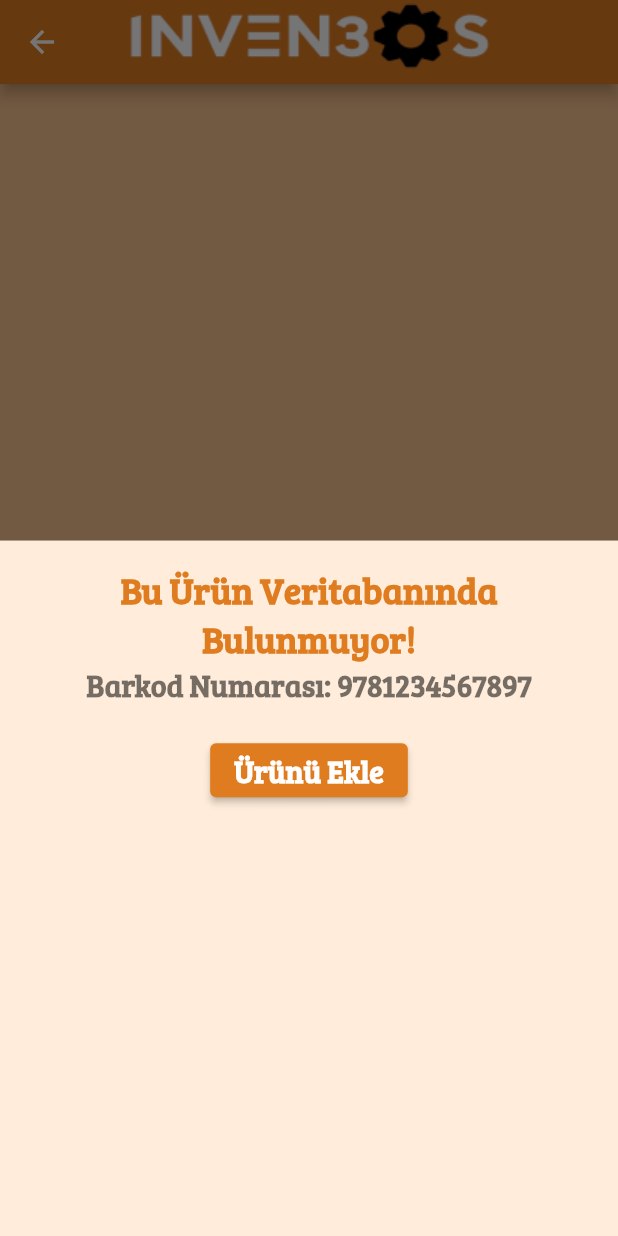
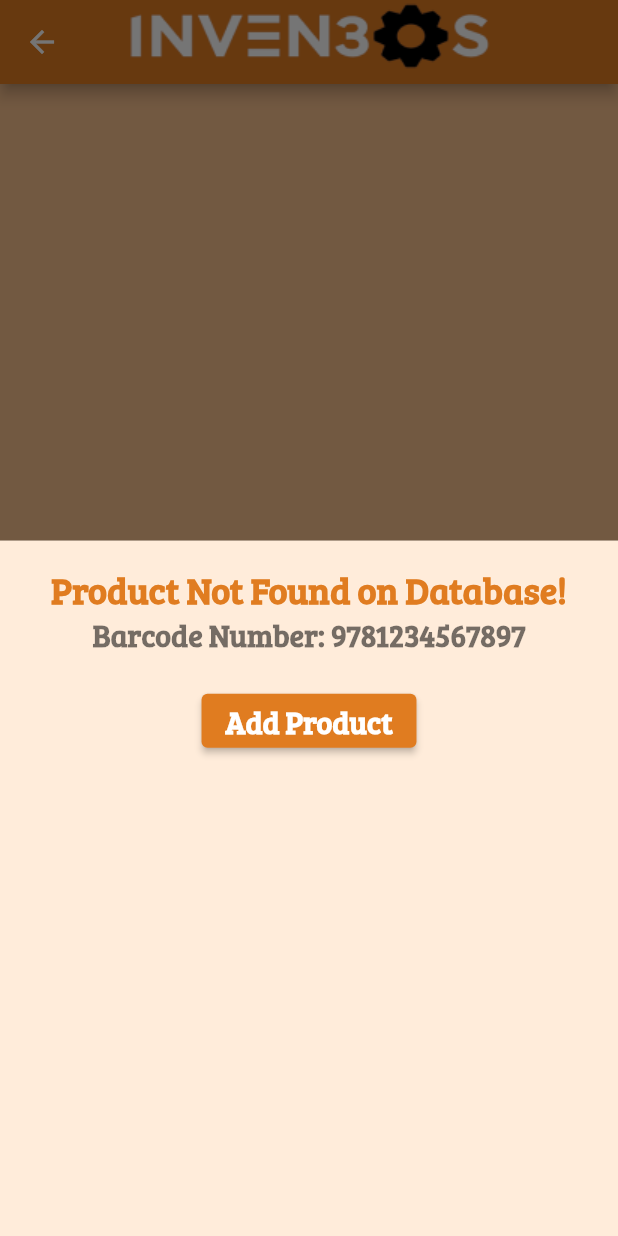
Before and after one commit to saidberk27/inven3io, a Flutter app: the InventoryScreen screen opened directly with empty values, after a tap on "Scan Barcode", on a phone screen of 412 x 824 dp. Run offline on Flutter 3.47's test engine with Material 2 defaults, Android fonts, the phone set to English and light mode, and no system bars; our stand-ins replace cloud_firestore, firebase_auth, firebase_core, shared_preferences, video_player; missing offline and left inert: simple_barcode_scanner; accounts and stored records are empty.

Commit message:
Adding new product is available.

```diff
--- /dev/null
+++ b/lib/core/shop details/inventory/add product/product.dart
@@ -0,0 +1,34 @@
+//Product Model
+class Product {
+  late String productName;
+  late String productDesc;
+  late String productBarcode;
+  late double buyPrice;
+  late double sellPrice;
+
+  Product(
+      {required this.productName,
+      required this.productDesc,
+      required this.productBarcode,
+      required this.buyPrice,
+      required this.sellPrice});
+
+  Map<String, dynamic> toJson() {
+    return {
+      "productName": productName,
+      "productDesc": productDesc,
+      "productBarcode": productBarcode,
+      "buyPrice": buyPrice,
+      "sellPrice": sellPrice
+    };
+  }
+
+  factory Product.fromJson({required Map<String, dynamic> json}) {
+    return Product(
+        productName: json["productName"],
+        productDesc: json["productDesc"],
+        productBarcode: json["productBarcode"],
+        buyPrice: json["buyPrice"],
+        sellPrice: json["sellPrice"]);
+  }
+}
--- a/lib/core/shop details/inventory/screens/inventory_screen.dart
+++ b/lib/core/shop details/inventory/screens/inventory_screen.dart
@@ -40,7 +40,7 @@ class _InventoryScreenState extends State<InventoryScreen> {
 
           if (barcodeRelatedFile["status"] == "no file found") {
             print("First Detection of Barcode");
-            warningBottomSheet(context);
+            warningBottomSheet(context, currentShopID: currentShopID);
           }
         },
       ),
@@ -50,7 +50,8 @@ class _InventoryScreenState extends State<InventoryScreen> {
     );
   }
 
-  Future<dynamic> warningBottomSheet(BuildContext context) {
+  Future<dynamic> warningBottomSheet(BuildContext context,
+      {required String currentShopID}) {
     return showModalBottomSheet(
       context: context,
       builder: (BuildContext context) {
@@ -60,23 +61,25 @@ class _InventoryScreenState extends State<InventoryScreen> {
           child: Column(
             children: [
               Text(
-                "Bu Ürün Veritabanında Bulunmuyor!",
+                "Product Not Found on Database!",
                 textAlign: TextAlign.center,
                 style: MainTheme.themeData.textTheme.displayLarge!
                     .copyWith(color: MainTheme.secondaryColor),
               ),
-              Text("Barkod Numarası: $barcodeData",
+              Text("Barcode Number: $barcodeData",
                   style: MainTheme.themeData.textTheme.displaySmall!),
               SizedBox(
                 height: 20,
               ),
               ElevatedButton(
                 onPressed: () {
-                  Navigator.pushNamed(context, "/addProductForm",
-                      arguments: {"barcodeData": barcodeData});
+                  Navigator.pushNamed(context, "/addProductForm", arguments: {
+                    "barcodeData": barcodeData,
+                    "shopID": currentShopID
+                  });
                 },
                 child: Text(
-                  "Ürünü Ekle",
+                  "Add Product",
                   style: MainTheme.themeData.textTheme.displaySmall!
                       .copyWith(color: Colors.white),
                 ),
```
Also changed, not shown: lib/core/login/screens/login_screen.dart (+2 -45 lines), lib/core/shop details/inventory/add product/add_product_form.dart (+33 -12 lines), lib/data/firestore.dart (+17 -1 lines), lib/widgets/custom_text_input.dart (+11 -6 lines).
